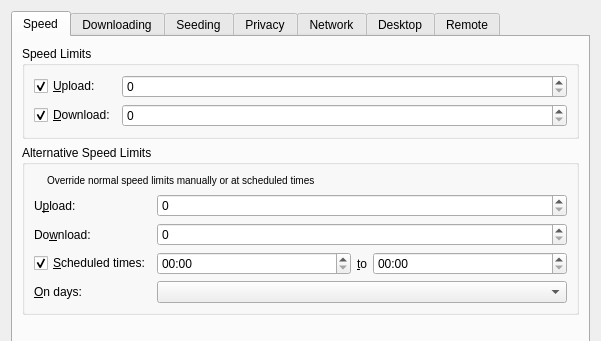
Qt form qt/PrefsDialog.ui (retransmission/retransmission) before a commit; both pictures show x 0 to 601 and y 0 to 341 of the 601 by 657 pixel window.
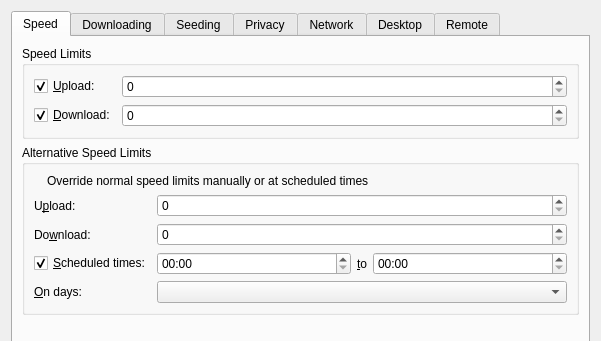
The same form after that commit. Icons and pictures are not drawn. Custom widgets are drawn as their Qt base class.

Commit message:
chore(qt): quote like GTK and keep markup out of msgids
GTK and core put single quotes around placeholders; Qt's creator
messages used double quotes and are otherwise identical to GTK's.
"No source selected" and the alternative-limits description wrapped
their text in <i> or <small>, which translators had to preserve; the
markup now lives in code, and the text matches GTK's strings.

What changed in the file:
```diff
--- a/qt/PrefsDialog.ui
+++ b/qt/PrefsDialog.ui
@@ -97,7 +97,7 @@
             <item>
              <widget class="QLabel" name="altSpeedLimitsSectionDescriptionLabel">
               <property name="text">
-               <string>&lt;small&gt;Override normal speed limits manually or at scheduled times&lt;/small&gt;</string>
+               <string>Override normal speed limits manually or at scheduled times</string>
               </property>
              </widget>
             </item>
```
The commit also changes 2 other files.
